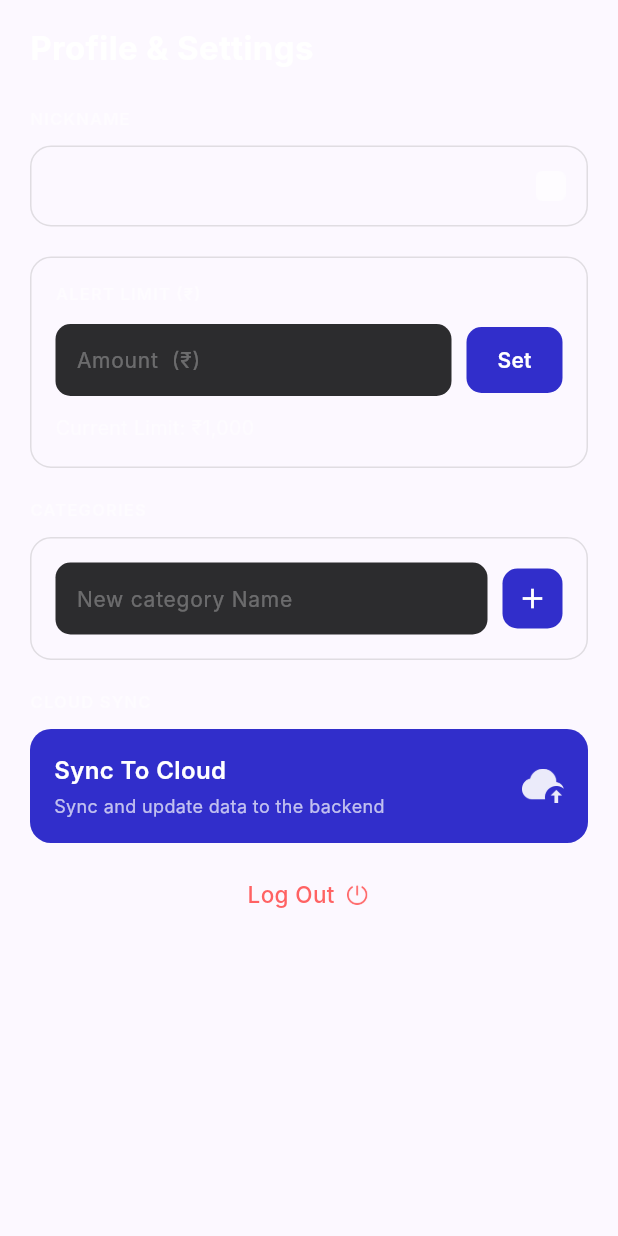
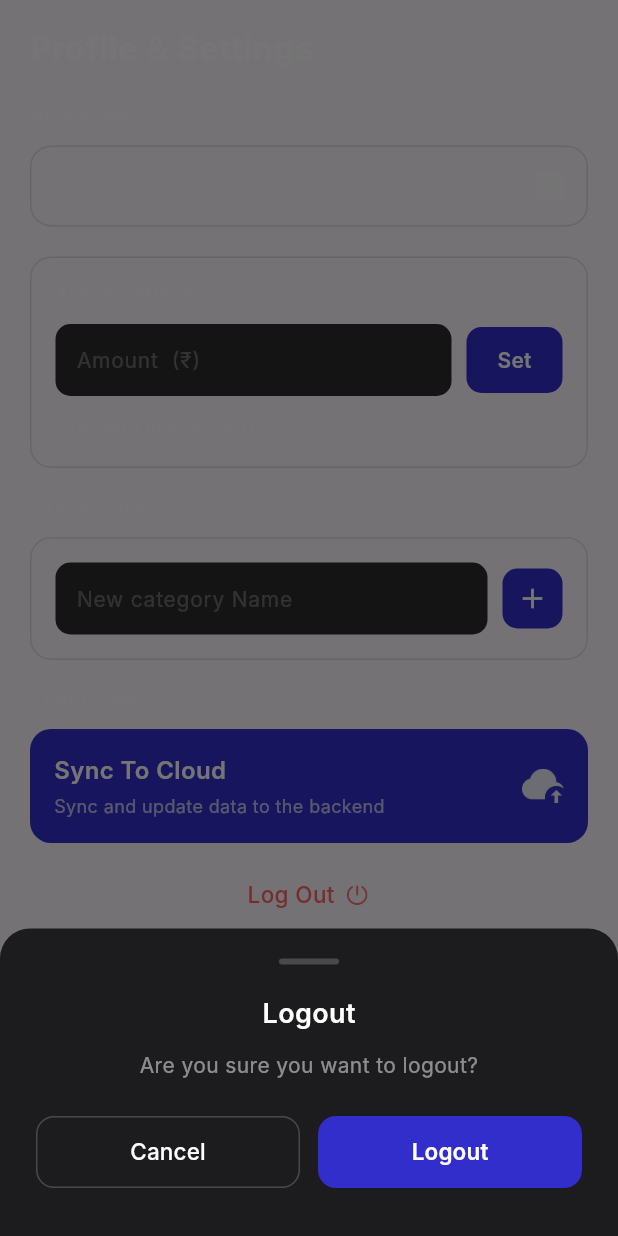
Before and after one commit to aravindannr/Proactive-Expense-Manager-Zybo, a Flutter app: the ProfileSettingsScreen widget shown alone on an empty page, opened directly, after a tap on "Log Out", on a phone screen of 412 x 824 dp. Run offline on Flutter 3.47's test engine with Material 3 defaults, Android fonts, the phone set to English and light mode, and no system bars; our stand-ins replace equatable, flutter_bloc, flutter_local_notifications, shared_preferences, shimmer, sqflite and 1 more; accounts and stored records are empty.

Commit message:
added confirmation bottom sheets for delete and logout actions

```diff
--- a/lib/presentation/screens/home/profile_settings_screen.dart
+++ b/lib/presentation/screens/home/profile_settings_screen.dart
@@ -14,6 +14,7 @@ import 'package:proactive_expense_manager/presentation/bloc/transaction/transact
 import 'package:proactive_expense_manager/presentation/bloc/transaction/transaction_event.dart';
 import 'package:proactive_expense_manager/presentation/screens/auth/login_screen.dart';
 import 'package:proactive_expense_manager/presentation/theme/app_text_styles.dart';
+import 'package:proactive_expense_manager/presentation/widgets/confirm_bottom_sheet.dart';
 
 class ProfileSettingsScreen extends StatefulWidget {
   const ProfileSettingsScreen({super.key});
@@ -395,10 +396,20 @@ class _ProfileSettingsScreenState extends State<ProfileSettingsScreen> {
                                     ),
                                   ),
                                   GestureDetector(
-                                    onTap: () {
-                                      context
-                                          .read<CategoryBloc>()
-                                          .add(DeleteCategory(cat.id));
+                                    onTap: () async {
+                                      final confirmed =
+                                          await showConfirmBottomSheet(
+                                        context,
+                                        title: 'Confirm Delete',
+                                        message:
+                                            'Are you sure you want to delete this item?',
+                                      );
+                                      if (confirmed == true &&
+                                          context.mounted) {
+                                        context
+                                            .read<CategoryBloc>()
+                                            .add(DeleteCategory(cat.id));
+                                      }
                                     },
                                     child: Image.asset(
                                       'assets/images/icons/ic_delete_cat.png',
@@ -516,8 +527,17 @@ class _ProfileSettingsScreenState extends State<ProfileSettingsScreen> {
   Widget _buildLogoutButton() {
     return Center(
       child: GestureDetector(
-        onTap: () {
-          context.read<AuthBloc>().add(const AuthLogout());
+        onTap: () async {
+          final confirmed = await showConfirmBottomSheet(
+            context,
+            title: 'Logout',
+            message: 'Are you sure you want to logout?',
+            confirmLabel: 'Logout',
+            confirmColor: AppTextStyles.primaryButtonColor,
+          );
+          if (confirmed == true && mounted) {
+            context.read<AuthBloc>().add(const AuthLogout());
+          }
         },
         child: Row(
           mainAxisAlignment: MainAxisAlignment.center,
--- /dev/null
+++ b/lib/presentation/widgets/confirm_bottom_sheet.dart
@@ -0,0 +1,128 @@
+import 'package:flutter/material.dart';
+import 'package:proactive_expense_manager/presentation/theme/app_text_styles.dart';
+
+/// Shows a dark-themed confirmation bottom sheet.
+///
+/// Returns `true` if the user confirms, `false` or `null` if cancelled.
+Future<bool?> showConfirmBottomSheet(
+  BuildContext context, {
+  required String title,
+  required String message,
+  String confirmLabel = 'Delete',
+  Color confirmColor = const Color(0xFFFF4444),
+}) {
+  return showModalBottomSheet<bool>(
+    context: context,
+    backgroundColor: Colors.transparent,
+    builder: (_) => Container(
+      padding: const EdgeInsets.fromLTRB(24, 20, 24, 32),
+      decoration: const BoxDecoration(
+        color: Color(0xFF1C1C1E),
+        borderRadius: BorderRadius.vertical(top: Radius.circular(20)),
+      ),
+      child: Column(
+        mainAxisSize: MainAxisSize.min,
+        children: [
+          // Handle bar
+          Container(
+            width: 40,
+            height: 4,
+            decoration: BoxDecoration(
+              color: Colors.white.withValues(alpha: 0.2),
+              borderRadius: BorderRadius.circular(2),
+            ),
+          ),
+
+          const SizedBox(height: 20),
+
+          // Title
+          Text(
+            title,
+            style: const TextStyle(
+              fontFamily: AppTextStyles.fontFamily,
+              color: Colors.white,
+              fontSize: 18,
+              fontWeight: FontWeight.w600,
+            ),
+          ),
+
+          const SizedBox(height: 10),
+
+          // Message
+          Text(
+            message,
+            textAlign: TextAlign.center,
+            style: TextStyle(
+              fontFamily: AppTextStyles.fontFamily,
+              color: Colors.white.withValues(alpha: 0.5),
+              fontSize: 14,
+              height: 1.5,
+            ),
+          ),
+
+          const SizedBox(height: 24),
+
+          // Buttons
+          Row(
+            children: [
+              // Cancel
+              Expanded(
+                child: SizedBox(
+                  height: 48,
+                  child: OutlinedButton(
+                    onPressed: () => Navigator.of(context).pop(false),
+                    style: OutlinedButton.styleFrom(
+                      side: BorderSide(
+                        color: Colors.white.withValues(alpha: 0.2),
+                      ),
+                      shape: RoundedRectangleBorder(
+                        borderRadius: BorderRadius.circular(12),
+                      ),
+                    ),
+                    child: const Text(
+                      'Cancel',
+                      style: TextStyle(
+                        fontFamily: AppTextStyles.fontFamily,
+                        color: Colors.white,
+                        fontSize: 15,
+                        fontWeight: FontWeight.w500,
+                      ),
+                    ),
+                  ),
+                ),
+              ),
+
+              const SizedBox(width: 12),
+
+              // Confirm
+              Expanded(
+                child: SizedBox(
+                  height: 48,
+                  child: ElevatedButton(
+                    onPressed: () => Navigator.of(context).pop(true),
+                    style: ElevatedButton.styleFrom(
+                      backgroundColor: confirmColor,
+                      foregroundColor: Colors.white,
+                      elevation: 0,
+                      shape: RoundedRectangleBorder(
+                        borderRadius: BorderRadius.circular(12),
+                      ),
+                    ),
+                    child: Text(
+                      confirmLabel,
+                      style: const TextStyle(
+                        fontFamily: AppTextStyles.fontFamily,
+                        fontSize: 15,
+                        fontWeight: FontWeight.w600,
+                      ),
+                    ),
+                  ),
+                ),
+              ),
+            ],
+          ),
+        ],
+      ),
+    ),
+  );
+}
```
Also changed, not shown: lib/presentation/screens/home/home_screen.dart (+12 -4 lines), lib/presentation/screens/home/transaction_history_screen.dart (+12 -4 lines).
